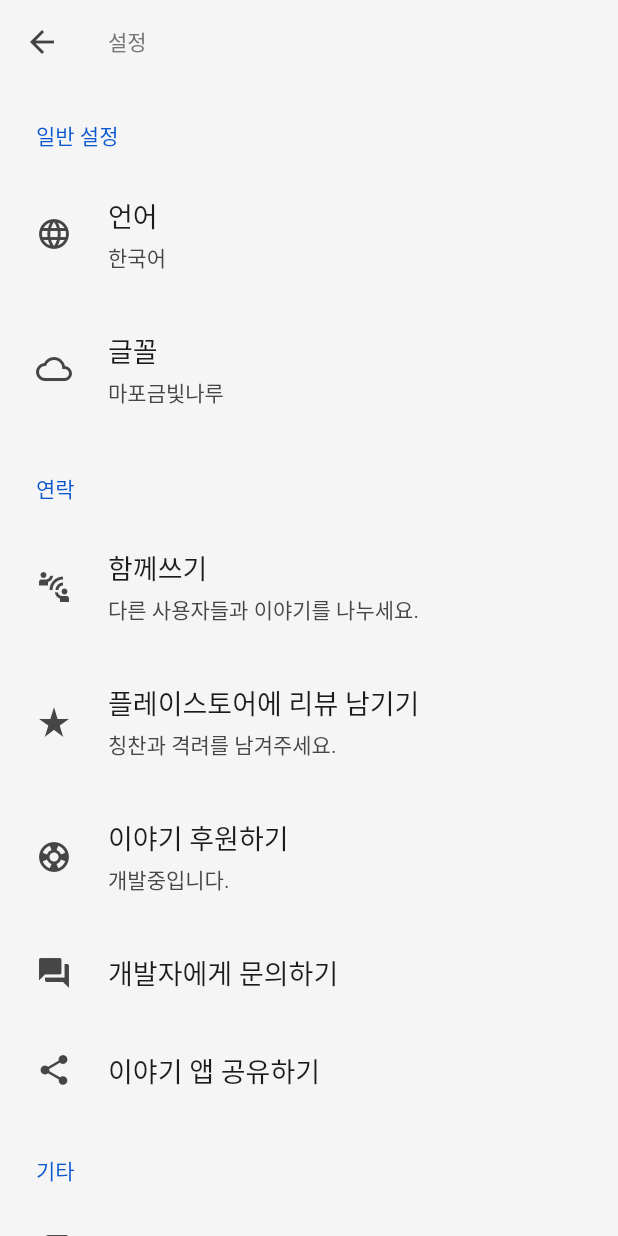
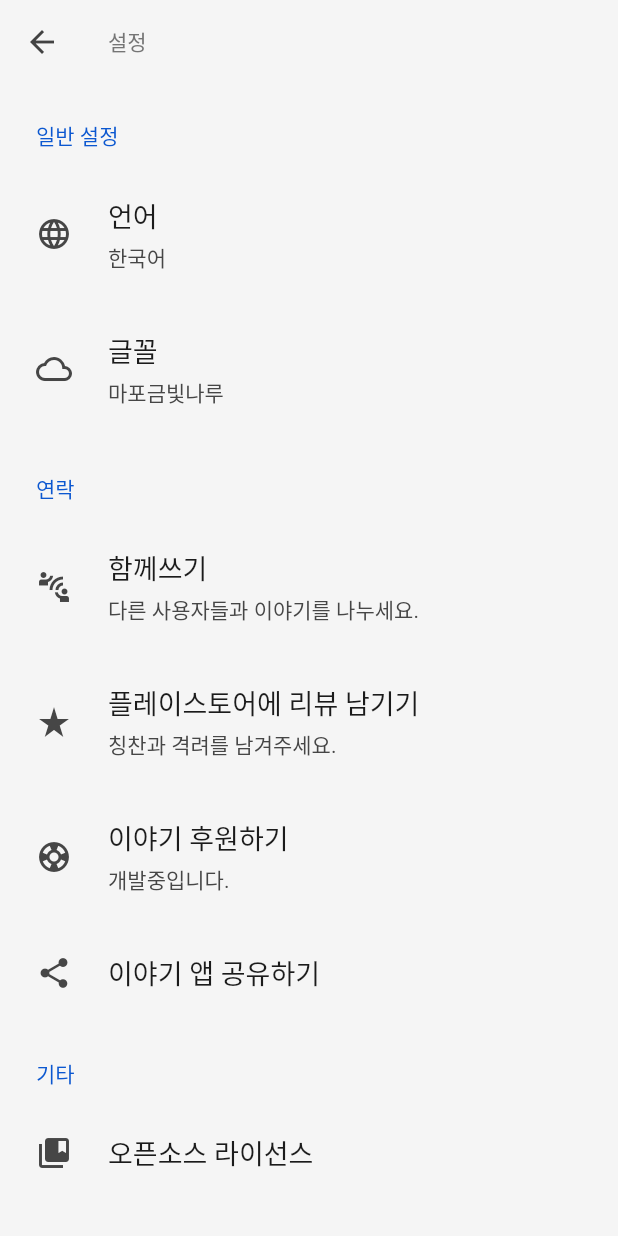
Before and after one commit to ChangJoo-Park/story_app, a Flutter app: the SettingPage screen opened directly, on a phone screen of 412 x 824 dp. Run offline on Flutter 3.47's test engine with Material 2 defaults, Android fonts, the phone set to English and light mode, and no system bars; drawn by our look-alikes of settings_ui; our stand-ins replace get, in_app_review, share; missing offline and left inert: clipboard, front_matter; Roboto replaces fonts that are missing (Mapo금빛나루).

Commit message:
개발자에게 문의하기 제거 리뷰로 처리하자

```diff
--- a/lib/pages/setting.dart
+++ b/lib/pages/setting.dart
@@ -70,11 +70,6 @@ class SettingPage extends StatelessWidget {
                 titleTextStyle: settingTitleStyle,
               ),
               SettingsTile(
-                title: '개발자에게 문의하기',
-                leading: Icon(Icons.question_answer),
-                titleTextStyle: settingTitleStyle,
-              ),
-              SettingsTile(
                 title: '이야기 앱 공유하기',
                 leading: Icon(Icons.share),
                 titleTextStyle: settingTitleStyle,
```
